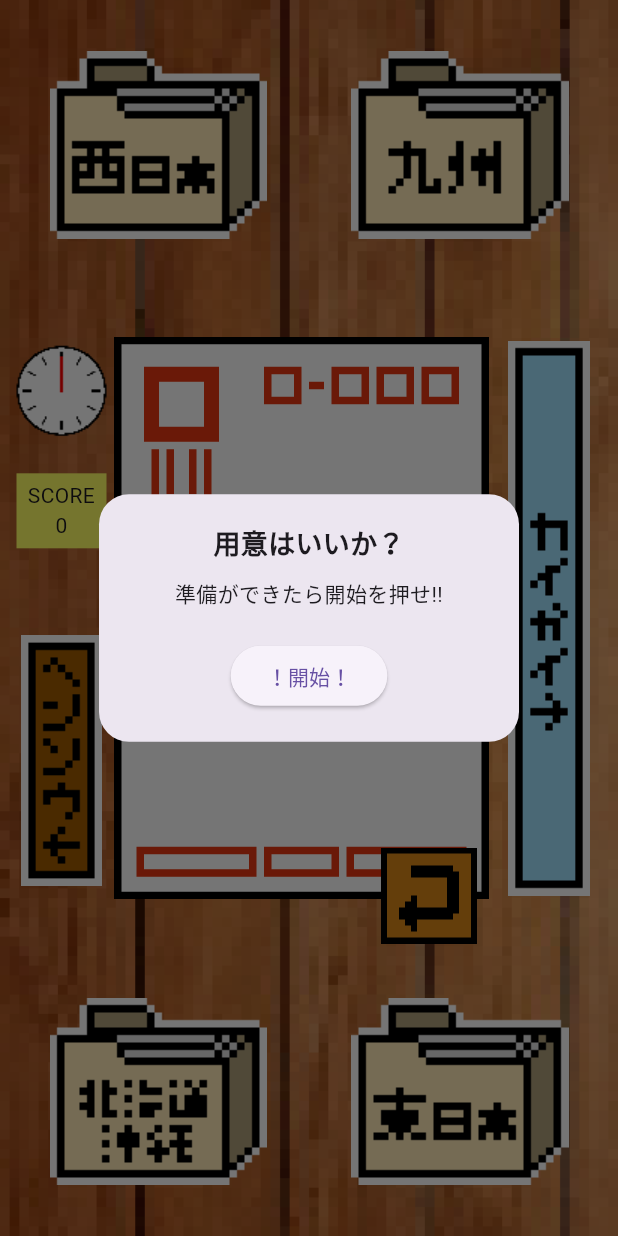
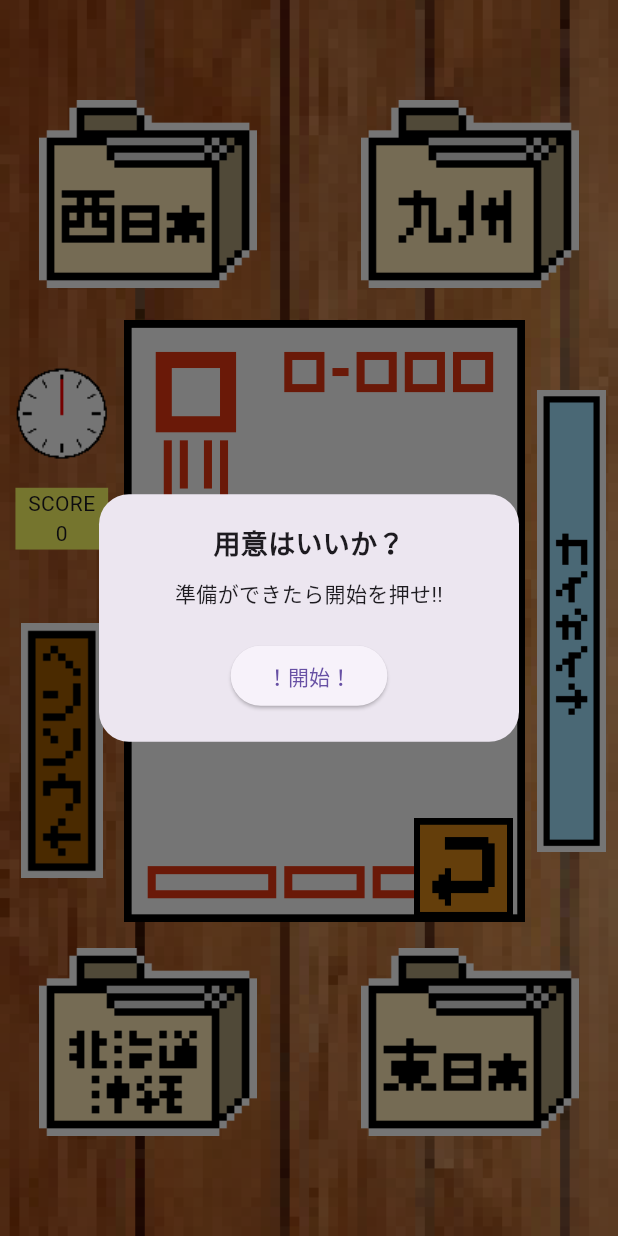
Before and after one commit to neon-Gi/hack_u_app, a Flutter app: the HagakiGamePage screen opened directly, on a phone screen of 412 x 824 dp. Run offline on Flutter 3.47's test engine with Material 3 defaults, Android fonts, the phone set to English and light mode, and no system bars; our stand-ins replace audioplayers, shared_preferences, video_player; missing offline and left inert: grpc, protobuf, toml; accounts and stored records are empty.

Commit message:
年賀状仕分けのレスポンシブ化

```diff
--- a/hack_u_app/lib/hagaki.dart
+++ b/hack_u_app/lib/hagaki.dart
@@ -28,18 +28,23 @@ class _HagakiGamePageState extends State<HagakiGamePage> {
   late AudioPlayer _bgmPlayer; // BGM用のAudioPlayer
   late AudioPlayer _sePlayer;
 
-  Row folder_row(String left, int left_num, String right, int right_num) =>
-      Row(mainAxisAlignment: MainAxisAlignment.center, children: [
+  Row folder_row(String left, int left_num, String right, int right_num) {
+    double screenWidth = MediaQuery.of(context).size.width;
+    return Row(mainAxisAlignment: MainAxisAlignment.center, children: [
       folder_icon(left, left_num),
-        Container(width: 40.0),
+      SizedBox(width: screenWidth * 0.13),
       folder_icon(right, right_num)
     ]);
+  }
 
-  IconButton folder_icon(String name, num) => IconButton(
-        icon: Image.asset('assets/hagaki/image/folder/${name}.png'),
-        style: IconButton.styleFrom(iconSize: 200.0),
+  IconButton folder_icon(String name, num) {
+    double screenHeight = MediaQuery.of(context).size.height;
+    return IconButton(
+      icon: Image.asset('assets/hagaki/image/folder/$name.png'),
+      style: IconButton.styleFrom(iconSize: screenHeight),
       onPressed: () => check_nengajo(num),
     );
+  }
 
   void check_nengajo(int num) async {
     if (!_otetsuki.isRunning) {
@@ -388,8 +393,10 @@ class _HagakiGamePageState extends State<HagakiGamePage> {
 
   @override
   Widget build(BuildContext context) {
-    return Scaffold(
-        resizeToAvoidBottomInset: false,
+    double screenWidth = MediaQuery.of(context).size.width;
+    double screenHeight = MediaQuery.of(context).size.height;
+    return SafeArea(
+        child: Scaffold(
             body: Container(
                 // 背景
                 decoration: const BoxDecoration(
@@ -398,13 +405,13 @@ class _HagakiGamePageState extends State<HagakiGamePage> {
                     image: AssetImage('assets/hagaki/image/haikei/haikei.png'),
                   ),
                 ),
-
                 // ゲームレイアウト
                 alignment: Alignment.topRight,
-            child:
-                Column(mainAxisAlignment: MainAxisAlignment.center, children: [
+                child: Column(
+                    mainAxisAlignment: MainAxisAlignment.center,
+                    children: [
                       folder_row("west", 2, "south", 3),
-              Container(height: 20.0),
+                      SizedBox(height: screenHeight * 0.01),
                       Row(
                         mainAxisAlignment: MainAxisAlignment.center,
                         children: [
@@ -415,23 +422,24 @@ class _HagakiGamePageState extends State<HagakiGamePage> {
                                 children: [
                                   Container(
                                       alignment: Alignment.center,
-                              width: 70.0,
-                              height: 70.0,
-                              child:
-                                  clock_update(_stopwatch.elapsedMilliseconds)),
-                          Container(height: 20.0),
+                                      width: screenWidth * 0.2,
+                                      height: screenHeight * 0.1,
+                                      child: clock_update(
+                                          _stopwatch.elapsedMilliseconds)),
+                                  SizedBox(height: screenHeight * 0.01),
                                   Container(
                                     alignment: Alignment.center,
-                            width: 60.0,
-                            height: 50.0,
-                            color: Color.fromRGBO(255, 255, 100, 1),
-                            child: Text("SCORE\n" + _score.toString(),
+                                    width: screenWidth * 0.15,
+                                    height: screenHeight * 0.05,
+                                    color:
+                                        const Color.fromRGBO(255, 255, 100, 1),
+                                    child: Text("SCORE\n${_score.toString()}",
                                         textAlign: TextAlign.center),
                                   ),
-                          Container(height: 50.0),
+                                  SizedBox(height: screenHeight * 0.05),
                                   Container(
                                       alignment: Alignment.center,
-                              width: 70.0,
+                                      width: screenWidth * 0.2,
                                       child: IconButton(
                                           onPressed: () => check_nengajo(6),
                                           icon: Image.asset(
@@ -439,8 +447,8 @@ class _HagakiGamePageState extends State<HagakiGamePage> {
                                 ]),
                           ),
                           Container(
-                      width: 250.0,
-                      height: 450.0,
+                              width: screenWidth * 0.65,
+                              height: screenHeight * 0.5,
                               alignment: Alignment.topCenter,
                               decoration: BoxDecoration(
                                 image: DecorationImage(
@@ -451,14 +459,15 @@ class _HagakiGamePageState extends State<HagakiGamePage> {
                               child: Stack(children: [
                                 Container(
                                   height: 350.0,
-                          margin: EdgeInsets.only(top: 60.0),
-                          child: Tategaki(" \n \n \n \n \n \n" + _contents,
-                              style: TextStyle(fontSize: 20)),
+                                  margin: const EdgeInsets.only(top: 60.0),
+                                  child: Tategaki(
+                                      " \n \n \n \n \n \n" + _contents,
+                                      style: const TextStyle(fontSize: 20)),
                                 ),
                                 Align(
                                   alignment: Alignment.centerRight,
                                   child: Container(
-                            width: 80.0,
+                                    width: screenWidth * 0.4,
                                     margin: please_top(),
                                     child: please_image(_nengajo_omote),
                                   ),
@@ -466,9 +475,10 @@ class _HagakiGamePageState extends State<HagakiGamePage> {
                                 Align(
                                   alignment: Alignment.bottomRight,
                                   child: Container(
-                            width: 80.0,
-                            height: 80.0,
-                            margin: EdgeInsets.only(right: 0.0, bottom: 0.0),
+                                    width: screenWidth * 0.2,
+                                    height: screenHeight * 0.1,
+                                    margin: const EdgeInsets.only(
+                                        right: 0.0, bottom: 0.0),
                                     child: IconButton(
                                       onPressed: () => turn(),
                                       icon: Image.asset(
@@ -478,17 +488,18 @@ class _HagakiGamePageState extends State<HagakiGamePage> {
                                 )
                               ])),
                           Container(
-                      width: 80.0,
+                              alignment: Alignment.center,
+                              width: screenWidth * 0.15,
                               child: IconButton(
                                 onPressed: () => check_nengajo(5),
-                        icon:
-                            Image.asset('assets/hagaki/image/button/inter.png'),
+                                icon: Image.asset(
+                                    'assets/hagaki/image/button/inter.png'),
                               ))
                         ],
                       ),
-              Container(height: 20.0),
+                      SizedBox(height: screenWidth * 0.01),
                       folder_row("edge", 4, "east", 1)
-            ])));
+                    ]))));
   }
 }
 
```
Lines whose indentation alone changed are shown as unchanged.
